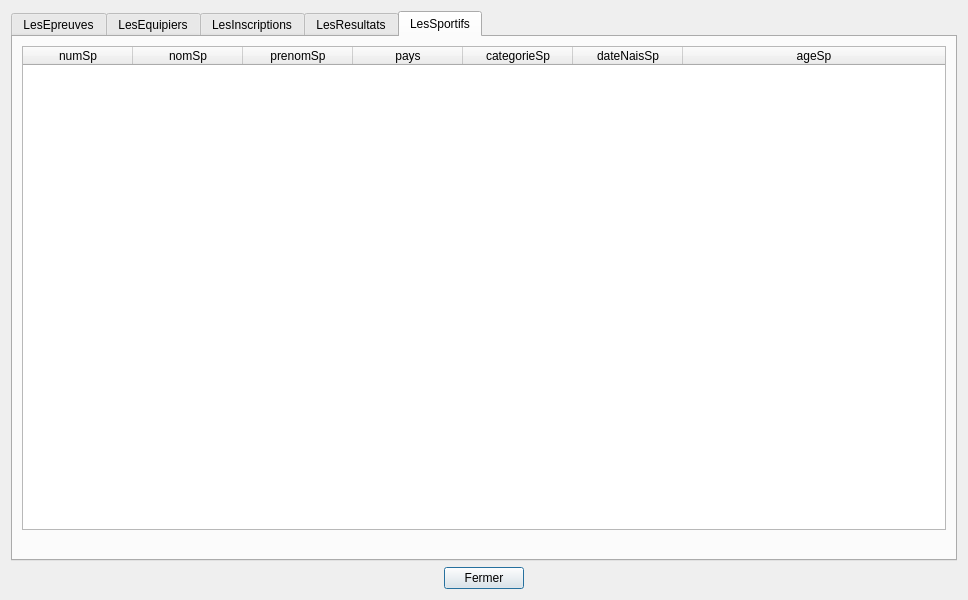
MiniGabert/Projet-CEBD, file gui/tablesData.ui: the form before one commit.
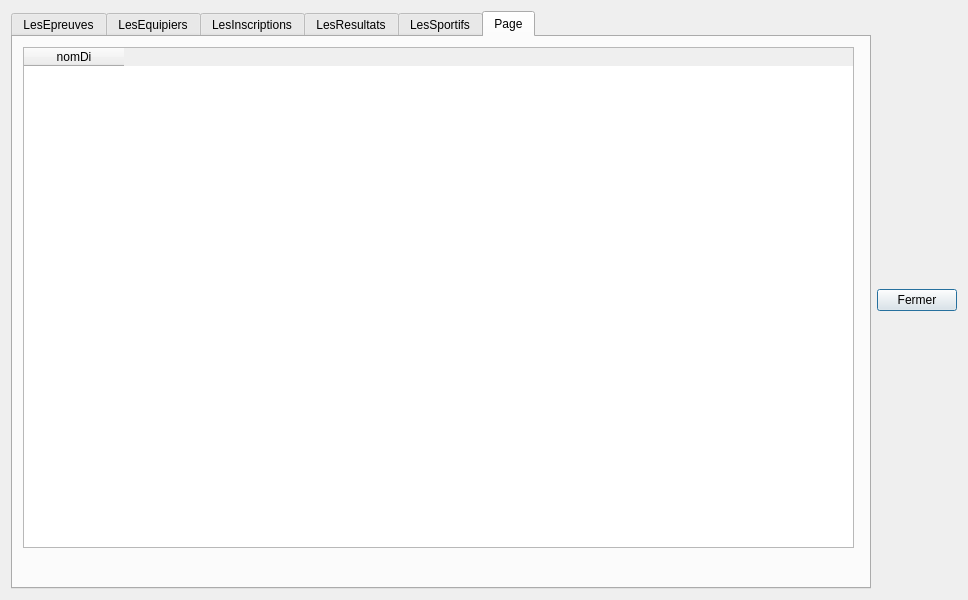
The form after the commit.

```diff
--- a/gui/tablesData.ui
+++ b/gui/tablesData.ui
@@ -27,9 +27,11 @@
   </property>
   <layout class="QVBoxLayout" name="verticalLayout">
    <item>
+    <layout class="QHBoxLayout" name="horizontalLayout">
+     <item>
     <widget class="QTabWidget" name="tabWidget">
      <property name="currentIndex">
-      <number>4</number>
+        <number>5</number>
      </property>
      <widget class="QWidget" name="tabEpreuves">
       <attribute name="title">
@@ -549,10 +551,81 @@
        </item>
       </layout>
      </widget>
-    </widget>
-   </item>
-   <item>
-    <layout class="QHBoxLayout" name="horizontalLayout">
+       <widget class="QWidget" name="tabDisciplines">
+        <attribute name="title">
+         <string>Page</string>
+        </attribute>
+        <widget class="QTableWidget" name="tableDisciplines">
+         <property name="geometry">
+          <rect>
+           <x>10</x>
+           <y>10</y>
+           <width>831</width>
+           <height>501</height>
+          </rect>
+         </property>
+         <column>
+          <property name="text">
+           <string>nomDi</string>
+          </property>
+         </column>
+        </widget>
+        <widget class="QLabel" name="label_disciplines">
+         <property name="geometry">
+          <rect>
+           <x>10</x>
+           <y>520</y>
+           <width>828</width>
+           <height>17</height>
+          </rect>
+         </property>
+         <property name="palette">
+          <palette>
+           <active>
+            <colorrole role="WindowText">
+             <brush brushstyle="SolidPattern">
+              <color alpha="255">
+               <red>255</red>
+               <green>0</green>
+               <blue>0</blue>
+              </color>
+             </brush>
+            </colorrole>
+           </active>
+           <inactive>
+            <colorrole role="WindowText">
+             <brush brushstyle="SolidPattern">
+              <color alpha="255">
+               <red>255</red>
+               <green>0</green>
+               <blue>0</blue>
+              </color>
+             </brush>
+            </colorrole>
+           </inactive>
+           <disabled>
+            <colorrole role="WindowText">
+             <brush brushstyle="SolidPattern">
+              <color alpha="255">
+               <red>120</red>
+               <green>120</green>
+               <blue>120</blue>
+              </color>
+             </brush>
+            </colorrole>
+           </disabled>
+          </palette>
+         </property>
+         <property name="text">
+          <string/>
+         </property>
+         <property name="alignment">
+          <set>Qt::AlignCenter</set>
+         </property>
+        </widget>
+       </widget>
+      </widget>
+     </item>
      <item>
       <spacer name="horizontalSpacer">
        <property name="orientation">
```
Left out of the diff: 7 changed lines with no effect on the pictures. Lines whose indentation alone changed are shown as unchanged.
